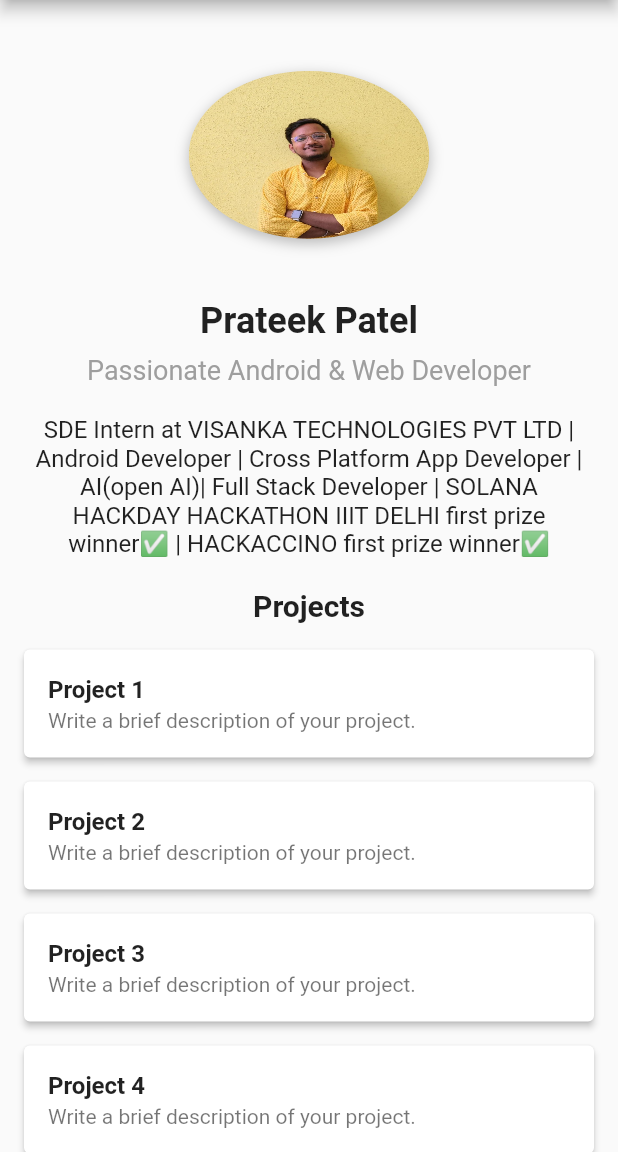
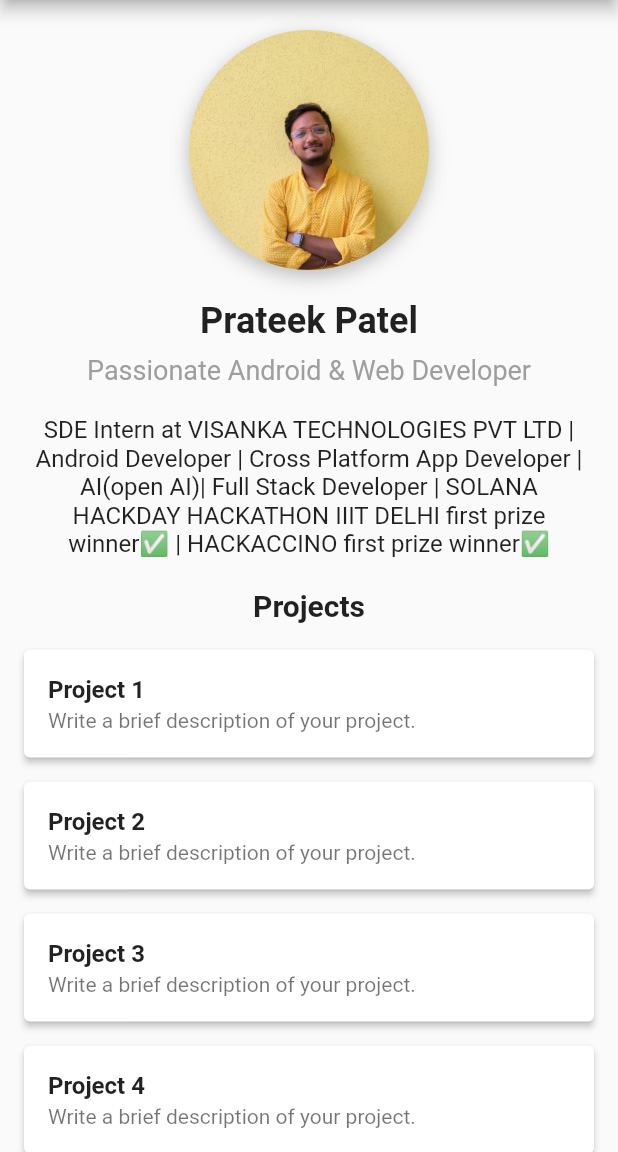
Before and after one commit to prateekp273/my_portfolio_app_using_flutter, a Flutter app: the screen it shows after launch, on a phone screen of 412 x 824 dp, the part 84-1236 px from its top. Run offline on Flutter 3.47's test engine with Material 2 defaults, Android fonts, the phone set to English and light mode, and no system bars.

```diff
--- a/lib/main.dart
+++ b/lib/main.dart
@@ -1,5 +1,4 @@
 import 'package:flutter/material.dart';
-import 'dart:math' as math;
 
 void main() {
   runApp(PortfolioApp());
@@ -65,12 +64,7 @@ class PortfolioScreen extends StatelessWidget {
           crossAxisAlignment: CrossAxisAlignment.center,
           children: [
             const SizedBox(height: 20),
-    Transform(
-    alignment: Alignment.center,
-    transform: Matrix4.identity()
-    ..setEntry(3, 2, 0.001)
-    ..rotateX(-0.8),
-    child: Container(
+            Container(
               width: 160,
               height: 160,
               decoration: BoxDecoration(
@@ -86,7 +80,6 @@ class PortfolioScreen extends StatelessWidget {
                     offset: Offset(0, 4),
                   ),
                 ],
-    ),
               ),
             ),
             const SizedBox(height: 20),
```
Lines whose indentation alone changed are shown as unchanged.
